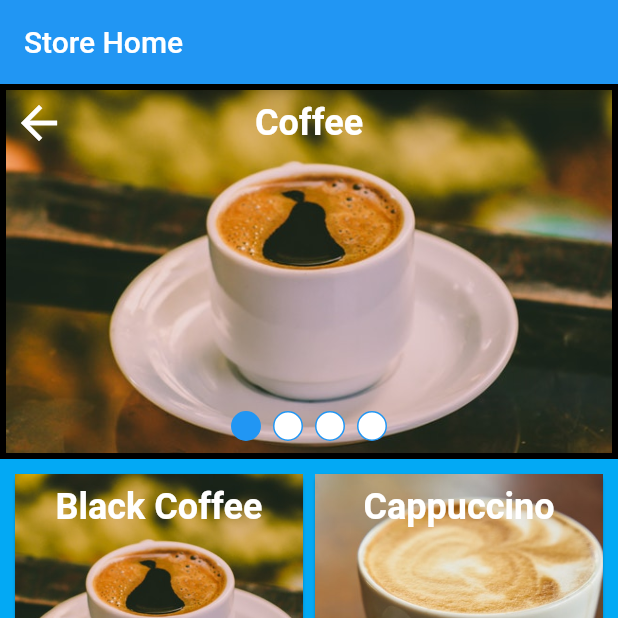
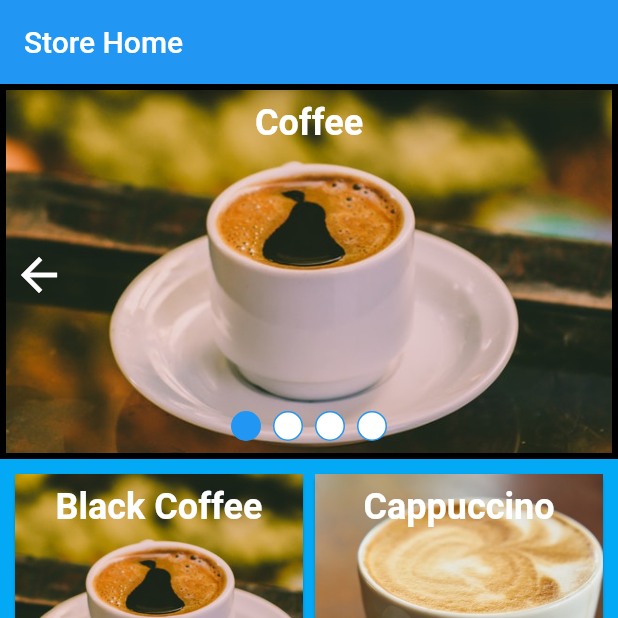
Before and after one commit to ashenmalaka/Flutter_Coffee_Store_App, a Flutter app: the screen it shows after launch, on a phone screen of 412 x 824 dp, the top half of it. Run offline on Flutter 3.47's test engine with Material 2 defaults, Android fonts, the phone set to English and light mode, and no system bars.

Commit message:
Added alignment for icon

```diff
--- a/coffee_store_app/lib/widget/DrinksCarousel.dart
+++ b/coffee_store_app/lib/widget/DrinksCarousel.dart
@@ -56,11 +56,14 @@ class _DrinksCarouselState extends State<DrinksCarousel>
                ),
              ),
            ),
-           IconButton(
-             icon: Icon(
-               Icons.arrow_back,
-               color: Colors.white,
-               size: 36.0,
+           Align(
+             alignment: Alignment.centerLeft,
+             child: IconButton(
+               icon: Icon(
+                 Icons.arrow_back,
+                 color: Colors.white,
+                 size: 36.0,
+               ),
              ),
            )
           ],
```
